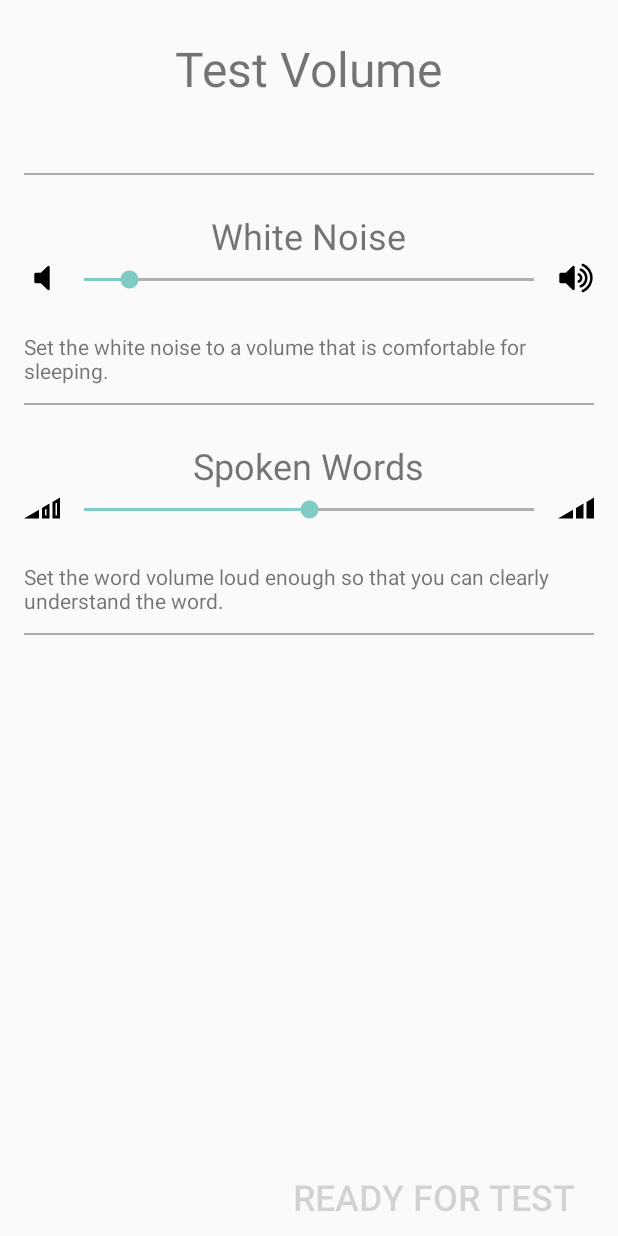
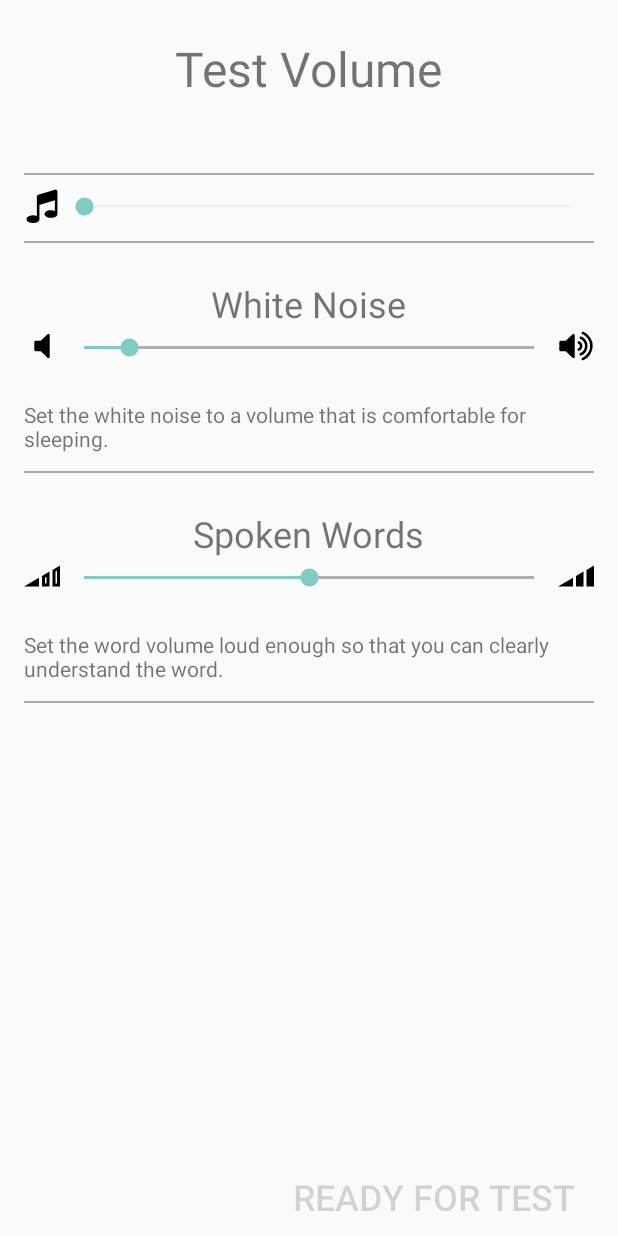
Before and after one commit to SRI-CSL/lingoboost, an Android app: the VolumeActivity screen opened directly, with no data from a screen before it, on a phone screen of 412 x 824 dp. Run offline under Robolectric (Android 15) with nearby library versions, the phone set to English and light mode, and no system bars.

Commit message:
New system volume and volume logging along with reflecting the current in the layout

```diff
--- a/app/src/main/kotlin/edu/northwestern/langlearn/TestActivity.kt
+++ b/app/src/main/kotlin/edu/northwestern/langlearn/TestActivity.kt
@@ -56,6 +56,12 @@ class TestActivity : WordsProviderUpdate, AppCompatActivity() {
     }
     private val wordsVolume: Float by lazy {
         PreferenceManager.getDefaultSharedPreferences(baseContext).getInt(MainActivity.VOLUME_WORDS_PREF, MainActivity.WORDS_VOLUME_PREF_DEFAULT) / 100f
+    }
+    private val sysStreamVolumeProgress: Int by lazy {
+        val am = getSystemService(AUDIO_SERVICE) as AudioManager
+        val sysStreamVolume = am.getStreamVolume(AudioManager.STREAM_MUSIC) // 0 .. 15
+
+        Math.round((sysStreamVolume / 15f) * 100f)
     }
 
     override fun onCreate(savedInstanceState: Bundle?) {
@@ -180,7 +186,7 @@ class TestActivity : WordsProviderUpdate, AppCompatActivity() {
         val format = SimpleDateFormat("yyyy-MM-dd'T'HH:mm:ssZ", Locale.US)
         val dateToStr = format.format(Date())
 
-        writeFileLog("$dateToStr,$word,$entry\n");
+        writeFileLog("$dateToStr,$word,$entry,$sysStreamVolumeProgress,${ Math.round(wordsVolume * 100f) }\n");
         wordsIndex++
         next();
     }
@@ -206,7 +212,7 @@ class TestActivity : WordsProviderUpdate, AppCompatActivity() {
     }
 
     private fun writeCSVHeader() {
-        writeFileLog("timestamp,word,entry\n", false)
+        writeFileLog("timestamp,word,entry,system_volume,words_volume\n", false)
     }
 
     private fun playAudioUrl() {
--- a/app/src/main/kotlin/edu/northwestern/langlearn/VolumeActivity.kt
+++ b/app/src/main/kotlin/edu/northwestern/langlearn/VolumeActivity.kt
@@ -10,12 +10,14 @@ import android.support.v7.widget.AppCompatSeekBar
 import android.util.Log
 import android.view.View
 import android.widget.SeekBar
+import android.media.AudioManager
+import android.os.Handler
 
 import kotlinx.android.synthetic.main.activity_volume.*
 
-inline fun AppCompatSeekBar.onProgressChangeVolume(crossinline body: (progress: Float) -> Unit) {
+inline fun AppCompatSeekBar.onProgressChangeVolume(crossinline body: (seekBar: SeekBar, progress: Float) -> Unit) {
     this.setOnSeekBarChangeListener(object : SeekBar.OnSeekBarChangeListener {
-        override fun onProgressChanged(seekBar: SeekBar, progress: Int, fromUser: Boolean) = if (fromUser) body(progress / 100f) else { }
+        override fun onProgressChanged(seekBar: SeekBar, progress: Int, fromUser: Boolean) = if (fromUser) body(seekBar, progress / 100f) else { }
         override fun onStartTrackingTouch(seekBar: SeekBar) { }
         override fun onStopTrackingTouch(seekBar: SeekBar) { }
     })
@@ -33,11 +35,11 @@ fun SharedPreferences.Editor.put(pair: Pair<String, Any>) {
     val value = pair.second
 
     when (value) {
-        is String -> putString(key, value)
-        is Int -> putInt(key, value)
-        is Boolean -> putBoolean(key, value)
-        is Long -> putLong(key, value)
-        is Float -> putFloat(key, value)
+        is String -> putString(key, value as String)
+        is Int -> putInt(key, value as Int)
+        is Boolean -> putBoolean(key, value as Boolean)
+        is Long -> putLong(key, value as Long)
+        is Float -> putFloat(key, value as Float)
         else -> error("Only primitive types can be stored in SharedPreferences")
     }
 }
@@ -48,6 +50,8 @@ class VolumeActivity : AppCompatActivity() {
     private var mediaPlayerWhiteNoise: MediaPlayer? = null
     private var hasWhiteNoiseBeenAdjusted = false
     private var hasWhordsBeenAdjusted = false
+    private lateinit var updateSysStreamProgresRunner: Runnable
+    private var updateSysStreamProgressHandler: Handler? = Handler()
     private val isSleep by lazy { intent.getBooleanExtra("isSleep", false) }
     private val isTest by lazy { intent.getBooleanExtra("isTest", false) }
 
@@ -71,15 +75,29 @@ class VolumeActivity : AppCompatActivity() {
         else
             "Ready for Test"
 
+        val am = getSystemService(AUDIO_SERVICE) as AudioManager
+        val sysStreamVolume = am.getStreamVolume(AudioManager.STREAM_MUSIC) // 0 .. 15
+        val sysStreamVolumeProgress = Math.round((sysStreamVolume / 15f) * 100f)
+
+        Log.d(TAG, "SysStreamVolume: $sysStreamVolume")
         volume_next.isEnabled = false
+        seek_bar_sys_stream_volume.progress = sysStreamVolumeProgress
+        seek_bar_sys_stream_volume.isFocusable = false
+        seek_bar_sys_stream_volume.onProgressChangeVolume { seekBar, vol -> seekBar.progress = sysStreamVolumeProgress }
+        updateSysStreamProgresRunner = object: Runnable {
+            override fun run() {
+                seek_bar_sys_stream_volume.progress = Math.round((am.getStreamVolume(AudioManager.STREAM_MUSIC) / 15f) * 100f)
+                updateSysStreamProgressHandler?.postDelayed(this, 200)
+            }
+        }
         createPlayer()
 
         if (isTest) showWordsVolume()
 
-        seek_bar_white_noise.onProgressChangeVolume { vol ->
+        seek_bar_white_noise.onProgressChangeVolume { seekBar, vol ->
             enableNextTouch(whiteNoiseAdjusted = true) { mediaPlayerWhiteNoise?.setVolume(vol, vol) }
         }
-        seek_bar_words.onProgressChangeVolume { vol ->
+        seek_bar_words.onProgressChangeVolume { seekBar, vol ->
             enableNextTouch(wordsAdjusted = true) { changeVolumeAndPlay(vol) }
         }
         volume_next.setOnClickListener(View.OnClickListener {
@@ -91,12 +109,22 @@ class VolumeActivity : AppCompatActivity() {
     override fun onDestroy() {
         Log.d(TAG, "onDestroy")
         destroyPlayer()
+
+        updateSysStreamProgressHandler = null
         super.onDestroy()
+    }
+
+    override fun onStart() {
+        super.onStart()
+        Log.d(TAG, "onStart")
+
+        updateSysStreamProgressHandler?.postDelayed(updateSysStreamProgresRunner, 200)
     }
 
     override fun onStop() {
         Log.d(TAG, "onStop")
         destroyPlayer()
+        updateSysStreamProgressHandler?.removeCallbacks(updateSysStreamProgresRunner);
         super.onStop()
     }
 
@@ -165,7 +193,7 @@ class VolumeActivity : AppCompatActivity() {
     }
 
     private fun showWordsVolume() {
-        bar_heading.visibility = View.GONE
+        bar_volumes.visibility = View.GONE
         text_view_heading_white_noise.visibility = View.GONE
         lay_white_noise.visibility = View.GONE
         text_view_white_noise.visibility = View.GONE
--- /dev/null
+++ b/app/src/main/res/drawable/ic_music.xml
@@ -0,0 +1,4 @@
+<vector android:height="24dp" android:viewportHeight="1792.0"
+    android:viewportWidth="1792.0" android:width="24dp" xmlns:android="http://schemas.android.com/apk/res/android">
+    <path android:fillColor="#FF000000" android:pathData="M1664,224v1120q0,50 -34,89t-86,60.5 -103.5,32 -96.5,10.5 -96.5,-10.5 -103.5,-32 -86,-60.5 -34,-89 34,-89 86,-60.5 103.5,-32 96.5,-10.5q105,0 192,39v-537l-768,237v709q0,50 -34,89t-86,60.5 -103.5,32 -96.5,10.5 -96.5,-10.5 -103.5,-32 -86,-60.5 -34,-89 34,-89 86,-60.5 103.5,-32 96.5,-10.5q105,0 192,39v-967q0,-31 19,-56.5t49,-35.5l832,-256q12,-4 28,-4 40,0 68,28t28,68z"/>
+</vector>
--- a/app/src/main/res/layout/activity_volume.xml
+++ b/app/src/main/res/layout/activity_volume.xml
@@ -28,12 +28,47 @@
         android:layout_marginTop="48dp"
         android:background="@android:color/darker_gray" />
 
+    <RelativeLayout xmlns:android="http://schemas.android.com/apk/res/android"
+                    android:id="@+id/lay_sys_stream"
+                    android:layout_width="fill_parent"
+                    android:layout_height="wrap_content"
+                    android:layout_below="@+id/bar_heading"
+                    android:layout_marginTop="8dp"
+                    android:orientation="horizontal" >
+
+        <ImageView
+            android:id="@+id/image_music"
+            android:layout_width="wrap_content"
+            android:layout_height="wrap_content"
+            android:src="@drawable/ic_music"
+            android:layout_alignParentStart="true" />
+
+        <android.support.v7.widget.AppCompatSeekBar
+            android:id="@+id/seek_bar_sys_stream_volume"
+            android:layout_width="match_parent"
+            android:layout_height="wrap_content"
+            android:layout_marginTop="4dp"
+            android:layout_toRightOf="@+id/image_music"
+            android:progressTint="#d0d0d0d0"
+            android:progressBackgroundTint="#d0d0d0d0"
+            android:theme="@style/Theme.AppCompat" />
+
+    </RelativeLayout>
+
+    <View
+        android:id="@+id/bar_volumes"
+        android:layout_width="fill_parent"
+        android:layout_height="1dp"
+        android:layout_below="@+id/lay_sys_stream"
+        android:layout_marginTop="12dp"
+        android:background="@android:color/darker_gray" />
+
 
     <TextView
         android:id="@+id/text_view_heading_white_noise"
         android:layout_width="wrap_content"
         android:layout_height="wrap_content"
-        android:layout_below="@+id/bar_heading"
+        android:layout_below="@+id/bar_volumes"
         android:layout_marginTop="24dp"
         android:layout_centerHorizontal="true"
         android:textSize="24.0sp"
@@ -68,7 +103,7 @@
             android:layout_toLeftOf="@+id/image_white_noise_up"
             android:layout_toRightOf="@+id/image_white_noise_off"
             android:progressBackgroundTint="#000000"
-            android:theme="@style/Theme.AppCompat"/>
+            android:theme="@style/Theme.AppCompat" />
 
     </RelativeLayout>
 
```
